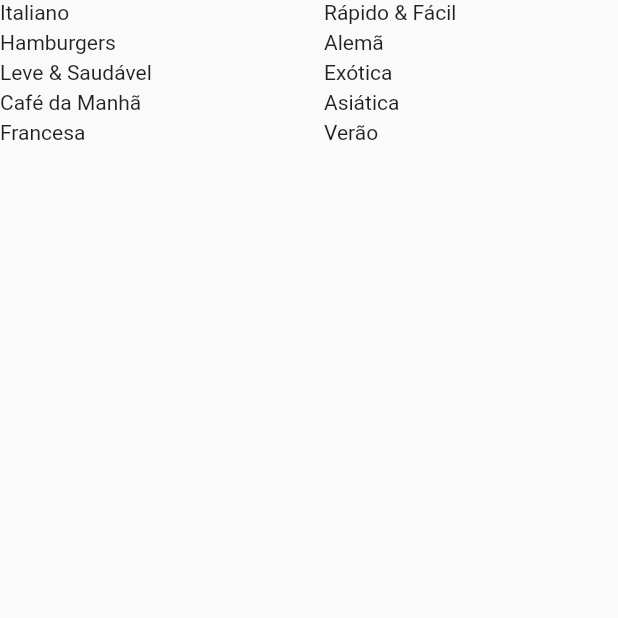
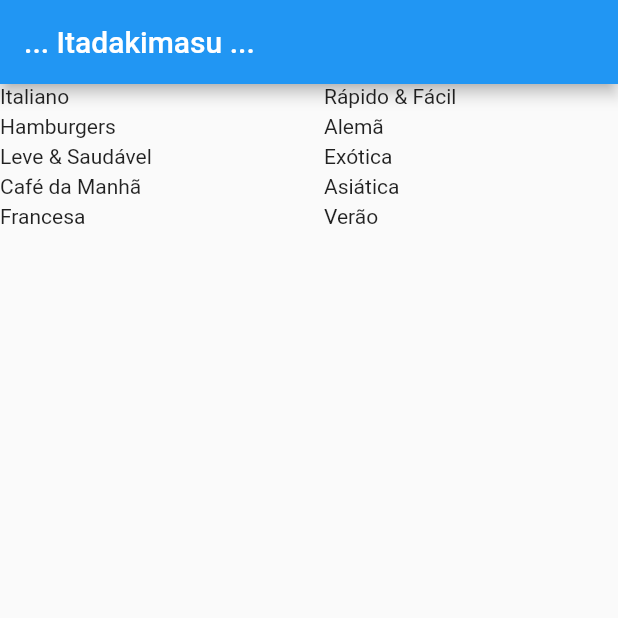
Before and after one commit to AllanCicceri/mealsapp, a Flutter app: the CategoriesScreen screen opened directly, on a phone screen of 412 x 824 dp, the top half of it. Run offline on Flutter 3.47's test engine with Material 2 defaults, Android fonts, the phone set to English and light mode, and no system bars.

Commit message:
add: scaffold to Categories screen

```diff
--- a/lib/screens/categories_screen.dart
+++ b/lib/screens/categories_screen.dart
@@ -7,7 +7,11 @@ class CategoriesScreen extends StatelessWidget {
 
   @override
   Widget build(BuildContext context) {
-    return GridView(
+    return Scaffold(
+      appBar: AppBar(
+        title: const Text('... Itadakimasu ...'),
+      ),
+      body: GridView(
           gridDelegate: const SliverGridDelegateWithMaxCrossAxisExtent(
             maxCrossAxisExtent: 200,
             childAspectRatio: 3 / 2,
@@ -16,6 +20,7 @@ class CategoriesScreen extends StatelessWidget {
           ),
           children: DUMMY_CATEGORIES.map((cat) {
             return CategoryComponent(cat);
-        }).toList());
+          }).toList()),
+    );
   }
 }
```
Also changed, not shown: lib/main.dart (+2 -20 lines). Lines whose indentation alone changed are shown as unchanged.
